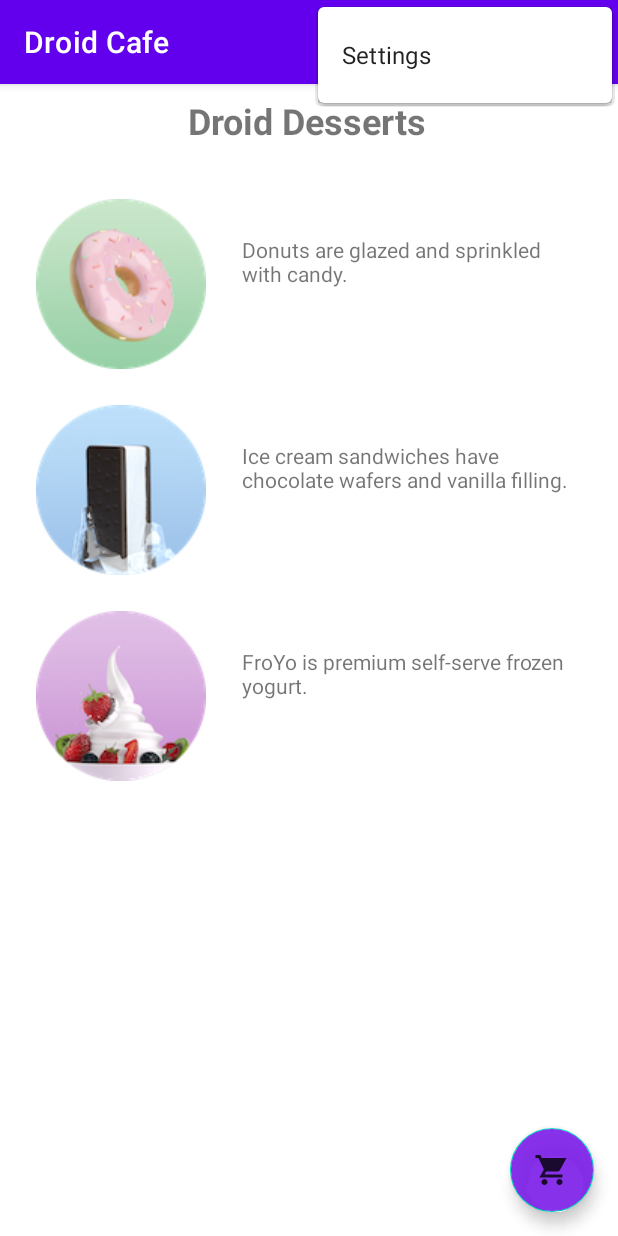
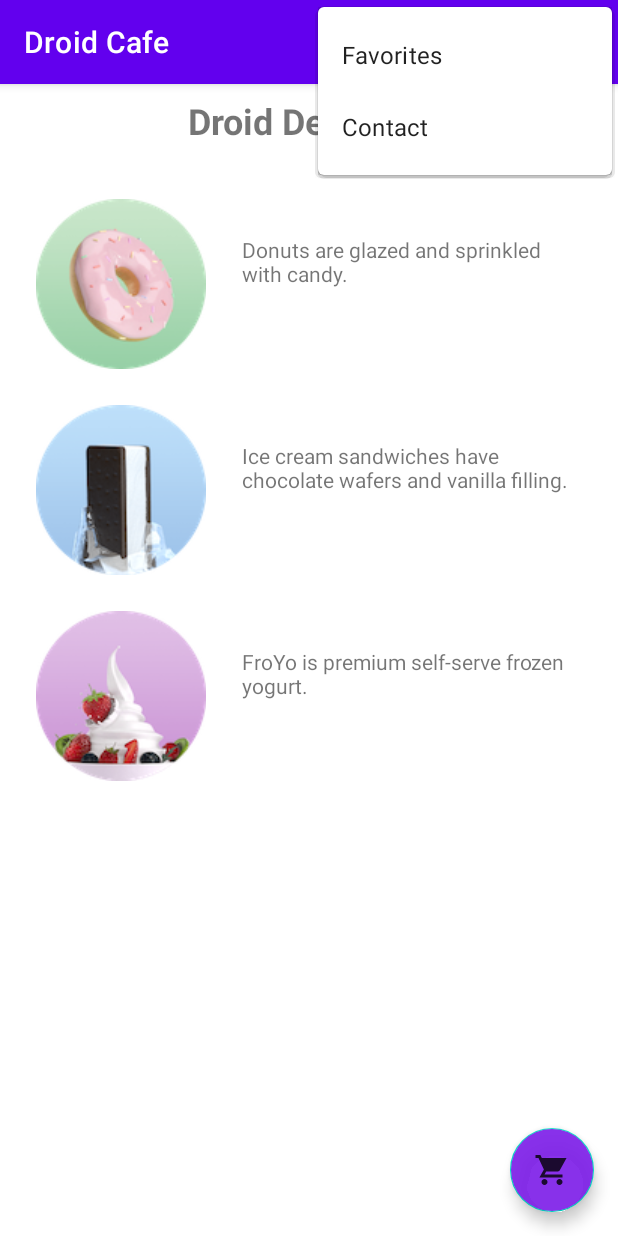
Before and after one commit to nastaran-motiee/droid-caffe, an Android app: the screen it shows after launch (MainActivity), with the options menu open, on a phone screen of 412 x 824 dp. Run offline under Robolectric (Android 15) with nearby library versions, the phone set to English and light mode, and no system bars; our stand-ins replace navigation-ui.

Commit message:
3rd commit

```diff
--- a/app/src/main/java/com/example/droidcafe/MainActivity.java
+++ b/app/src/main/java/com/example/droidcafe/MainActivity.java
@@ -58,11 +58,23 @@ public class MainActivity extends AppCompatActivity {
         // as you specify a parent activity in AndroidManifest.xml.
         int id = item.getItemId();
 
-        //noinspection SimplifiableIfStatement
-        if (id == R.id.action_settings) {
-            return true;
+        switch (item.getItemId()) {
+            case R.id.action_order:
+                Intent intent = new Intent(MainActivity.this, OrderActivity.class);
+                startActivity(intent);
+                return true;
+            case R.id.action_status:
+                displayToast(getString(R.string.action_status_message));
+                return true;
+            case R.id.action_favorites:
+                displayToast(getString(R.string.action_favorites_message));
+                return true;
+            case R.id.action_contact:
+                displayToast(getString(R.string.action_contact_message));
+                return true;
+            default:
+                // Do nothing
         }
-
         return super.onOptionsItemSelected(item);
     }
 
--- /dev/null
+++ b/app/src/main/res/drawable-anydpi/ic_status_ainfo.xml
@@ -0,0 +1,11 @@
+<vector xmlns:android="http://schemas.android.com/apk/res/android"
+    android:width="24dp"
+    android:height="24dp"
+    android:viewportWidth="24"
+    android:viewportHeight="24"
+    android:tint="#FFFFFF"
+    android:alpha="0.8">
+    <path
+        android:fillColor="@android:color/white"
+        android:pathData="M11,15h2v2h-2v-2zM11,7h2v6h-2L11,7zM11.99,2C6.47,2 2,6.48 2,12s4.47,10 9.99,10C17.52,22 22,17.52 22,12S17.52,2 11.99,2zM12,20c-4.42,0 -8,-3.58 -8,-8s3.58,-8 8,-8 8,3.58 8,8 -3.58,8 -8,8z" />
+</vector>
--- a/app/src/main/res/menu/menu_main.xml
+++ b/app/src/main/res/menu/menu_main.xml
@@ -3,8 +3,26 @@
     xmlns:tools="http://schemas.android.com/tools"
     tools:context="com.example.droidcafe.MainActivity">
     <item
-        android:id="@+id/action_settings"
+        android:id="@+id/action_contact"
         android:orderInCategory="100"
-        android:title="@string/action_settings"
+        android:title="@string/contact"
         app:showAsAction="never" />
+    <item
+        android:id="@+id/action_order"
+        android:orderInCategory="10"
+        android:title="@string/order"
+        app:showAsAction="always"
+        android:icon="@drawable/ic_shopping_cart" />
+    <item
+        android:id="@+id/action_status"
+        android:orderInCategory="20"
+        android:title="@string/status"
+        app:showAsAction="always"
+        android:icon="@drawable/ic_status_ainfo" />
+    <item
+        android:id="@+id/action_favorites"
+        android:orderInCategory="30"
+        android:title="@string/favorites"
+        app:showAsAction="ifRoom"
+        android:icon="@drawable/ic_favorite" />
 </menu>
--- a/app/src/main/res/values/strings.xml
+++ b/app/src/main/res/values/strings.xml
@@ -30,10 +30,18 @@
     <string name="same_day_messenger_service">Same day messenger service</string>
     <string name="next_day_ground_delivery">Next day ground delivery</string>
     <string name="pick_up">Pick up</string>
+    <string name="contact">Contact</string>
+    <string name="order">Order</string>
+    <string name="status">Status</string>
+    <string name="favorites">Favorites</string>
     <string-array name="labels_array">
         <item>Home</item>
         <item>Work</item>
         <item>Mobile</item>
         <item>Other</item>
     </string-array>
+    <string name="action_order_message">You selected Order.</string>
+    <string name="action_status_message">You selected Status.</string>
+    <string name="action_favorites_message">You selected Favorites.</string>
+    <string name="action_contact_message">You selected Contact.</string>
 </resources>
```
Also changed, not shown: app/src/main/res/drawable-hdpi/ic_status_ainfo.png (added), app/src/main/res/drawable-mdpi/ic_status_ainfo.png (added), app/src/main/res/drawable-xhdpi/ic_status_ainfo.png (added), app/src/main/res/drawable-xxhdpi/ic_status_ainfo.png (added).
